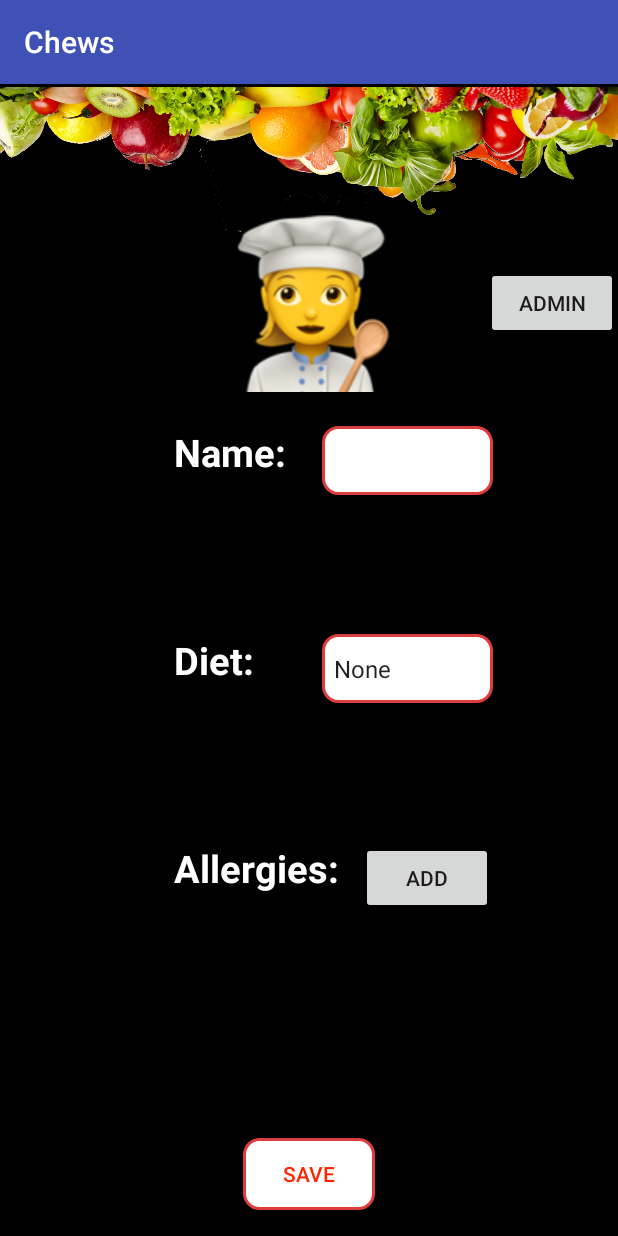
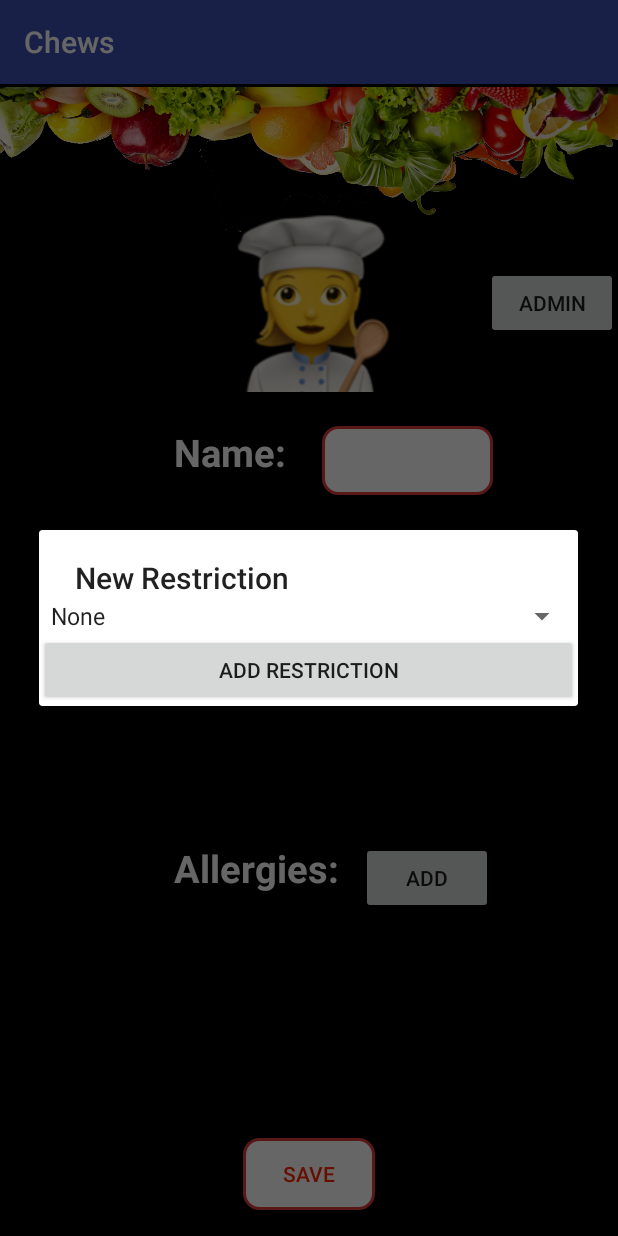
Before and after one commit to biancakris/CST438_Project_Personal_Recipe_Finder, an Android app: the ProfileActivity screen opened directly, with no data from a screen before it, after a tap on "ADD", on a phone screen of 412 x 824 dp. Run offline under Robolectric (Android 15) with nearby library versions, the phone set to English and light mode, and no system bars; our stand-ins replace Firebase (no records; nobody signed in at launch, a user with empty details on screens opened directly); 3 statements that could not run were skipped.

Commit message:
Can add restrictions

```diff
--- a/app/src/main/java/edu/csumb/abmedina/cst438_project_personal_recipe_finder/ProfileActivity.java
+++ b/app/src/main/java/edu/csumb/abmedina/cst438_project_personal_recipe_finder/ProfileActivity.java
@@ -109,6 +109,13 @@ public class ProfileActivity extends AppCompatActivity {
             }
         });
 
+        addRestriction.setOnClickListener(new View.OnClickListener() {
+            @Override
+            public void onClick(View view) {
+
+            }
+        });
+
         //On Click (Save Button)
         saveButton.setOnClickListener(new View.OnClickListener() {
             public void onClick(View v)
@@ -147,7 +154,7 @@ public class ProfileActivity extends AppCompatActivity {
         addRestriction.setOnClickListener(new View.OnClickListener() {
             @Override
             public void onClick(View view) {
-
+                addNewRestriction();
             }
         });
     }
@@ -202,6 +209,7 @@ public class ProfileActivity extends AppCompatActivity {
             @Override
             public void onClick(View view) {
                 deleteRestriction(resId);
+                alertDialog.dismiss();
             }
         });
     }
@@ -213,4 +221,40 @@ public class ProfileActivity extends AppCompatActivity {
 
         Toast.makeText(this, "Restriction is deleted", Toast.LENGTH_LONG).show();
     }
+
+    private void addNewRestriction() {
+        AlertDialog.Builder dialogBuilder = new AlertDialog.Builder(this);
+
+        LayoutInflater inflater = getLayoutInflater();
+
+        final View dialogView = inflater.inflate(R.layout.activity_add_restriction, null);
+
+        dialogBuilder.setView(dialogView);
+
+        final Button buttonAdd = dialogView.findViewById(R.id.buttonAddRestriction);
+        final Spinner spinnerRestriction = dialogView.findViewById(R.id.spinnerRestrictions);
+
+        dialogBuilder.setTitle("New Restriction");
+
+        final AlertDialog alertDialog = dialogBuilder.create();
+        alertDialog.show();
+
+        buttonAdd.setOnClickListener(new View.OnClickListener() {
+            @Override
+            public void onClick(View view) {
+                DatabaseReference databaseRestrictions = FirebaseDatabase.getInstance().getReference("restrictions").child(userId);
+                String resId = databaseRestrictions.push().getKey();
+
+                //check if its already there
+
+                Restriction newRes = new Restriction(resId, userId, spinnerRestriction.getSelectedItem().toString());
+
+                databaseRestrictions.child(resId).setValue(newRes);
+
+                Toast.makeText(ProfileActivity.this, "Restriction Added", Toast.LENGTH_LONG).show();
+
+                alertDialog.dismiss();
+            }
+        });
+    }
 }
--- a/app/src/main/res/layout/activity_add_restriction.xml
+++ b/app/src/main/res/layout/activity_add_restriction.xml
@@ -7,12 +7,12 @@
     android:orientation="vertical">
 
     <Spinner
-        android:id="@+id/spinnerRestriction"
+        android:id="@+id/spinnerRestrictions"
         android:layout_width="match_parent"
         android:layout_height="wrap_content"
         tools:layout_editor_absoluteX="8dp"
         tools:layout_editor_absoluteY="0dp"
-        android:entries="@array/allergy_array"/>
+        android:entries="@array/allergy_array" />
 
     <Button
         android:id="@+id/buttonAddRestriction"
```
